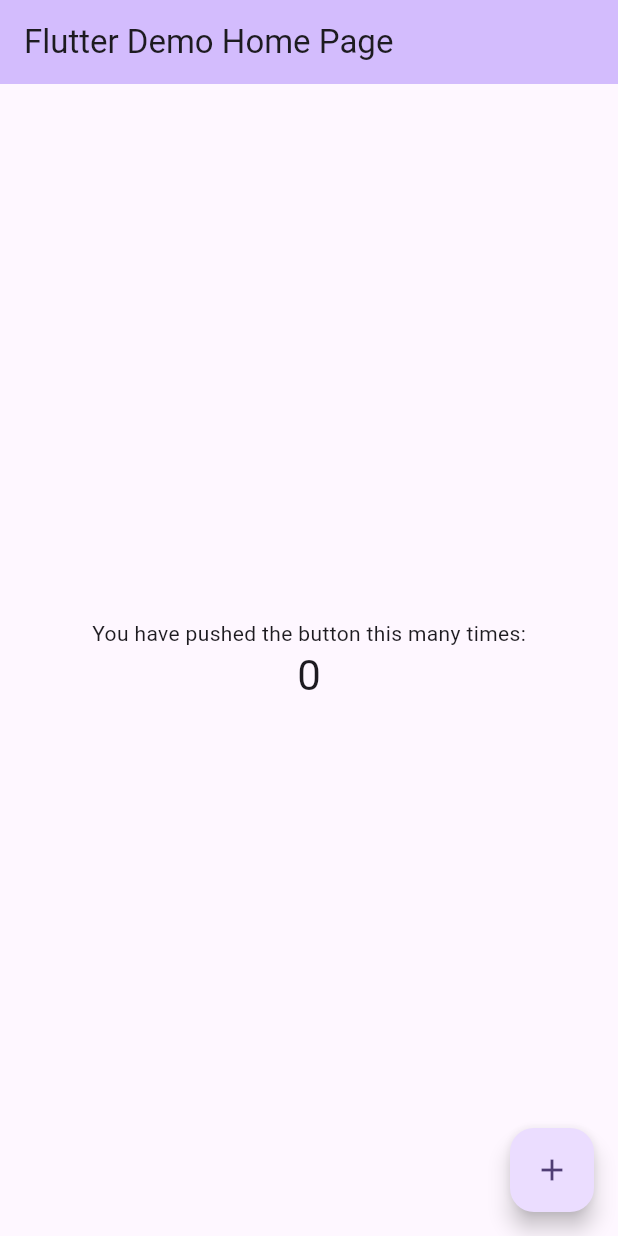
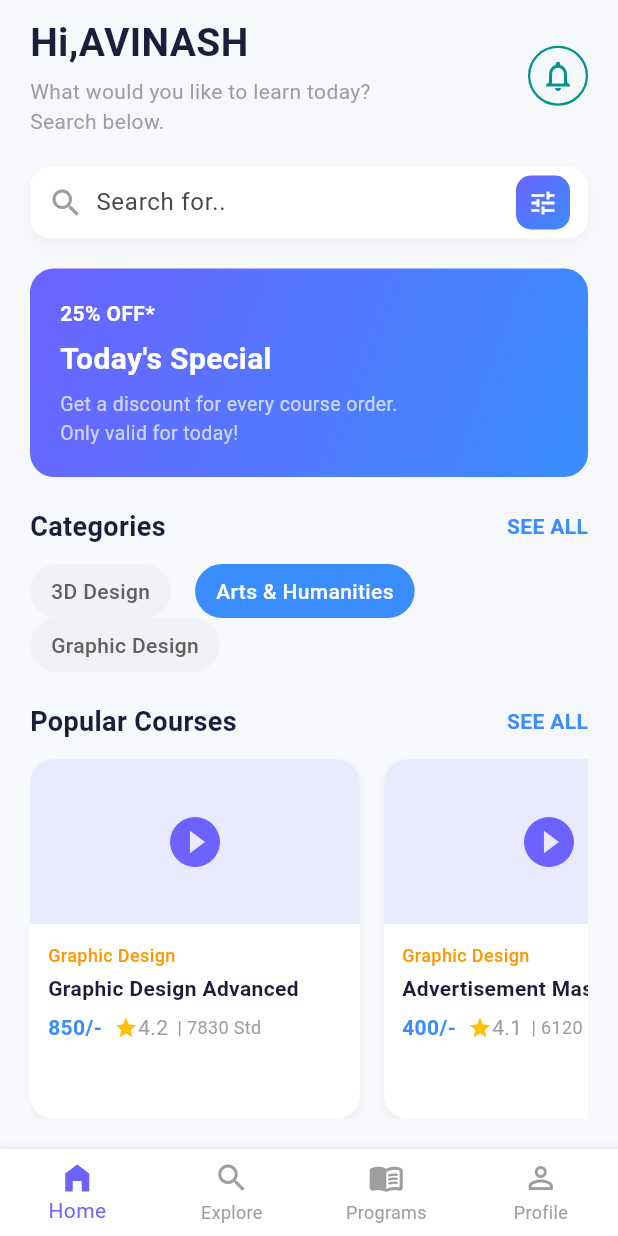
Before and after one commit to Avi0221/EduPro-Smart-Learning-Platform, a Flutter app: the screen it shows after launch, on a phone screen of 412 x 824 dp. Run offline on Flutter 3.47's test engine with Material 3 defaults, Android fonts, the phone set to English and light mode, and no system bars.

Commit message:
Home_screen Added

```diff
--- a/lib/main.dart
+++ b/lib/main.dart
@@ -1,3 +1,4 @@
+import 'package:edupro/screens/Home_Screen.dart';
 import 'package:flutter/material.dart';
 
 void main() {
@@ -11,6 +12,7 @@ class MyApp extends StatelessWidget {
   @override
   Widget build(BuildContext context) {
     return MaterialApp(
+      debugShowCheckedModeBanner: false,
       title: 'Flutter Demo',
       theme: ThemeData(
         // This is the theme of your application.
@@ -30,93 +32,7 @@ class MyApp extends StatelessWidget {
         // tested with just a hot reload.
         colorScheme: ColorScheme.fromSeed(seedColor: Colors.deepPurple),
       ),
-      home: const MyHomePage(title: 'Flutter Demo Home Page'),
+      home: HomeScreen(),
     );
   }
 }
-
-class MyHomePage extends StatefulWidget {
-  const MyHomePage({super.key, required this.title});
-
-  // This widget is the home page of your application. It is stateful, meaning
-  // that it has a State object (defined below) that contains fields that affect
-  // how it looks.
-
-  // This class is the configuration for the state. It holds the values (in this
-  // case the title) provided by the parent (in this case the App widget) and
-  // used by the build method of the State. Fields in a Widget subclass are
-  // always marked "final".
-
-  final String title;
-
-  @override
-  State<MyHomePage> createState() => _MyHomePageState();
-}
-
-class _MyHomePageState extends State<MyHomePage> {
-  int _counter = 0;
-
-  void _incrementCounter() {
-    setState(() {
-      // This call to setState tells the Flutter framework that something has
-      // changed in this State, which causes it to rerun the build method below
-      // so that the display can reflect the updated values. If we changed
-      // _counter without calling setState(), then the build method would not be
-      // called again, and so nothing would appear to happen.
-      _counter++;
-    });
-  }
-
-  @override
-  Widget build(BuildContext context) {
-    // This method is rerun every time setState is called, for instance as done
-    // by the _incrementCounter method above.
-    //
-    // The Flutter framework has been optimized to make rerunning build methods
-    // fast, so that you can just rebuild anything that needs updating rather
-    // than having to individually change instances of widgets.
-    return Scaffold(
-      appBar: AppBar(
-        // TRY THIS: Try changing the color here to a specific color (to
-        // Colors.amber, perhaps?) and trigger a hot reload to see the AppBar
-        // change color while the other colors stay the same.
-        backgroundColor: Theme.of(context).colorScheme.inversePrimary,
-        // Here we take the value from the MyHomePage object that was created by
-        // the App.build method, and use it to set our appbar title.
-        title: Text(widget.title),
-      ),
-      body: Center(
-        // Center is a layout widget. It takes a single child and positions it
-        // in the middle of the parent.
-        child: Column(
-          // Column is also a layout widget. It takes a list of children and
-          // arranges them vertically. By default, it sizes itself to fit its
-          // children horizontally, and tries to be as tall as its parent.
-          //
-          // Column has various properties to control how it sizes itself and
-          // how it positions its children. Here we use mainAxisAlignment to
-          // center the children vertically; the main axis here is the vertical
-          // axis because Columns are vertical (the cross axis would be
-          // horizontal).
-          //
-          // TRY THIS: Invoke "debug painting" (choose the "Toggle Debug Paint"
-          // action in the IDE, or press "p" in the console), to see the
-          // wireframe for each widget.
-          mainAxisAlignment: MainAxisAlignment.center,
-          children: <Widget>[
-            const Text('You have pushed the button this many times:'),
-            Text(
-              '$_counter',
-              style: Theme.of(context).textTheme.headlineMedium,
-            ),
-          ],
-        ),
-      ),
-      floatingActionButton: FloatingActionButton(
-        onPressed: _incrementCounter,
-        tooltip: 'Increment',
-        child: const Icon(Icons.add),
-      ), // This trailing comma makes auto-formatting nicer for build methods.
-    );
-  }
-}
--- /dev/null
+++ b/lib/screens/Home_Screen.dart
@@ -0,0 +1,415 @@
+import 'package:flutter/material.dart';
+
+class HomeScreen extends StatefulWidget {
+  const HomeScreen({super.key});
+
+  @override
+  State<HomeScreen> createState() => _HomeScreenState();
+}
+
+class _HomeScreenState extends State<HomeScreen> {
+  int _currentIndex = 0;
+
+  final gradient = const LinearGradient(
+    colors: [Color(0xFF6C63FF), Color(0xFF3A8DFF)],
+    begin: Alignment.topLeft,
+    end: Alignment.bottomRight,
+  );
+
+  @override
+  Widget build(BuildContext context) {
+    return Scaffold(
+      backgroundColor: const Color(0xFFF7F8FC),
+      body: IndexedStack(
+        index: _currentIndex,
+        children: [
+          _buildHomeUI(),
+          const _PlaceholderScreen(title: "Explore"),
+          const _PlaceholderScreen(title: "Programs"),
+          const _PlaceholderScreen(title: "Profile"),
+        ],
+      ),
+
+      //  Bottom Navigation Bar
+      bottomNavigationBar: BottomNavigationBar(
+        currentIndex: _currentIndex,
+        onTap: (index) => setState(() => _currentIndex = index),
+        backgroundColor: Colors.white,
+        type: BottomNavigationBarType.fixed,
+        selectedItemColor: const Color(0xFF6C63FF),
+        unselectedItemColor: Colors.grey,
+        showUnselectedLabels: true,
+        items: const [
+          BottomNavigationBarItem(icon: Icon(Icons.home_filled), label: "Home"),
+          BottomNavigationBarItem(icon: Icon(Icons.search), label: "Explore"),
+          BottomNavigationBarItem(icon: Icon(Icons.menu_book_rounded), label: "Programs"),
+          BottomNavigationBarItem(icon: Icon(Icons.person_outline), label: "Profile"),
+        ],
+      ),
+    );
+  }
+
+  // -------------------- Home UI --------------------
+  Widget _buildHomeUI() {
+    return SafeArea(
+      child: SingleChildScrollView(
+        physics: const BouncingScrollPhysics(),
+        padding: const EdgeInsets.fromLTRB(20, 10, 20, 120),
+        child: Column(
+          crossAxisAlignment: CrossAxisAlignment.start,
+          mainAxisSize: MainAxisSize.min,
+          children: [
+            // Greeting
+            Row(
+              mainAxisAlignment: MainAxisAlignment.spaceBetween,
+              children: [
+                Column(
+                  crossAxisAlignment: CrossAxisAlignment.start,
+                  children: const [
+                    Text(
+                      "Hi,AVINASH",
+                      style: TextStyle(
+                        fontSize: 26,
+                        fontWeight: FontWeight.bold,
+                        color: Color(0xFF1B1D3A),
+                      ),
+                    ),
+                    SizedBox(height: 4),
+                    Text(
+                      "What would you like to learn today?\nSearch below.",
+                      style: TextStyle(fontSize: 14, color: Colors.grey),
+                    ),
+                  ],
+                ),
+                Container(
+                  height: 40,
+                  width: 40,
+                  decoration: BoxDecoration(
+                    shape: BoxShape.circle,
+                    border: Border.all(color: Colors.teal, width: 1.5),
+                  ),
+                  child: const Icon(Icons.notifications_none, color: Colors.teal),
+                ),
+              ],
+            ),
+            const SizedBox(height: 20),
+
+            // Search Bar
+            Container(
+              padding: const EdgeInsets.symmetric(horizontal: 12),
+              decoration: BoxDecoration(
+                color: Colors.white,
+                borderRadius: BorderRadius.circular(14),
+                boxShadow: [
+                  BoxShadow(
+                    color: Colors.grey.withOpacity(0.1),
+                    blurRadius: 8,
+                    offset: const Offset(0, 4),
+                  )
+                ],
+              ),
+              child: Row(
+                children: [
+                  const Icon(Icons.search, color: Colors.grey),
+                  const SizedBox(width: 8),
+                  const Expanded(
+                    child: TextField(
+                      decoration: InputDecoration(
+                        hintText: "Search for..",
+                        border: InputBorder.none,
+                      ),
+                    ),
+                  ),
+                  Container(
+                    height: 36,
+                    width: 36,
+                    decoration: BoxDecoration(
+                      gradient: LinearGradient(
+                        colors: [Color(0xFF6C63FF), Color(0xFF3A8DFF)],
+                        begin: Alignment.topLeft,
+                        end: Alignment.bottomRight,
+                      ),
+                      borderRadius: BorderRadius.circular(10),
+                    ),
+                    child: const Icon(Icons.tune, color: Colors.white, size: 20),
+                  )
+                ],
+              ),
+            ),
+
+            const SizedBox(height: 20),
+
+            // Special Offer
+            Container(
+              width: double.infinity,
+              padding: const EdgeInsets.all(20),
+              decoration: BoxDecoration(
+                gradient: gradient,
+                borderRadius: BorderRadius.circular(16),
+              ),
+              child: Column(
+                crossAxisAlignment: CrossAxisAlignment.start,
+                children: const [
+                  Text("25% OFF*",
+                      style: TextStyle(color: Colors.white, fontWeight: FontWeight.w600)),
+                  SizedBox(height: 6),
+                  Text("Today's Special",
+                      style: TextStyle(
+                          color: Colors.white, fontSize: 20, fontWeight: FontWeight.bold)),
+                  SizedBox(height: 6),
+                  Text(
+                    "Get a discount for every course order.\nOnly valid for today!",
+                    style: TextStyle(color: Colors.white70, fontSize: 13),
+                  ),
+                ],
+              ),
+            ),
+
+            const SizedBox(height: 20),
+
+            // Categories
+            Row(
+              mainAxisAlignment: MainAxisAlignment.spaceBetween,
+              children: const [
+                Text(
+                  "Categories",
+                  style: TextStyle(
+                      fontWeight: FontWeight.bold, fontSize: 18, color: Color(0xFF1B1D3A)),
+                ),
+                Text("SEE ALL",
+                    style: TextStyle(color: Color(0xFF3A8DFF), fontWeight: FontWeight.w600)),
+              ],
+            ),
+            const SizedBox(height: 12),
+            Wrap(
+              spacing: 16,
+              children: const [
+                _CategoryChip("3D Design", false),
+                _CategoryChip("Arts & Humanities", true),
+                _CategoryChip("Graphic Design", false),
+              ],
+            ),
+
+            const SizedBox(height: 20),
+
+            // Popular Courses
+            Row(
+              mainAxisAlignment: MainAxisAlignment.spaceBetween,
+              children: const [
+                Text(
+                  "Popular Courses",
+                  style: TextStyle(
+                      fontWeight: FontWeight.bold, fontSize: 18, color: Color(0xFF1B1D3A)),
+                ),
+                Text("SEE ALL",
+                    style: TextStyle(color: Color(0xFF3A8DFF), fontWeight: FontWeight.w600)),
+              ],
+            ),
+            const SizedBox(height: 12),
+            SizedBox(
+              height: 240,
+              child: ListView(
+                scrollDirection: Axis.horizontal,
+                children: const [
+                  _CourseCard(
+                    category: "Graphic Design",
+                    title: "Graphic Design Advanced",
+                    price: "850/-",
+                    rating: "4.2",
+                    students: "7830",
+                  ),
+                  _CourseCard(
+                    category: "Graphic Design",
+                    title: "Advertisement Masterclass",
+                    price: "400/-",
+                    rating: "4.1",
+                    students: "6120",
+                  ),
+                ],
+              ),
+            ),
+
+            const SizedBox(height: 20),
+
+            // Top Mentors
+            Row(
+              mainAxisAlignment: MainAxisAlignment.spaceBetween,
+              children: const [
+                Text("Top Mentor",
+                    style: TextStyle(
+                        fontWeight: FontWeight.bold, fontSize: 18, color: Color(0xFF1B1D3A))),
+                Text("SEE ALL",
+                    style: TextStyle(color: Color(0xFF3A8DFF), fontWeight: FontWeight.w600)),
+              ],
+            ),
+            const SizedBox(height: 16),
+            SizedBox(
+              height: 90,
+              child: ListView(
+                scrollDirection: Axis.horizontal,
+                children: const [
+                  _MentorCard("Jiya"),
+                  _MentorCard("Aman"),
+                  _MentorCard("Rahul.J"),
+                  _MentorCard("Manav"),
+                ],
+              ),
+            ),
+          ],
+        ),
+      ),
+    );
+  }
+}
+
+// ---------------- Helper Widgets ----------------
+
+class _CategoryChip extends StatelessWidget {
+  final String text;
+  final bool active;
+  const _CategoryChip(this.text, this.active);
+
+  @override
+  Widget build(BuildContext context) {
+    return Container(
+      padding: const EdgeInsets.symmetric(horizontal: 14, vertical: 8),
+      decoration: BoxDecoration(
+        color: active ? const Color(0xFF3A8DFF) : const Color(0xFFF0F2F5),
+        borderRadius: BorderRadius.circular(20),
+      ),
+      child: Text(
+        text,
+        style: TextStyle(
+          color: active ? Colors.white : Colors.grey[700],
+          fontWeight: FontWeight.w500,
+        ),
+      ),
+    );
+  }
+}
+
+class _CourseCard extends StatelessWidget {
+  final String category, title, price, rating, students;
+  const _CourseCard({
+    required this.category,
+    required this.title,
+    required this.price,
+    required this.rating,
+    required this.students,
+  });
+
+  @override
+  Widget build(BuildContext context) {
+    return Container(
+      width: 220,
+      margin: const EdgeInsets.only(right: 16),
+      decoration: BoxDecoration(
+        color: Colors.white,
+        borderRadius: BorderRadius.circular(16),
+        boxShadow: [
+          BoxShadow(
+            color: Colors.grey.withOpacity(0.1),
+            blurRadius: 6,
+            offset: const Offset(0, 4),
+          )
+        ],
+      ),
+      child: Column(
+        crossAxisAlignment: CrossAxisAlignment.start,
+        children: [
+          Container(
+            height: 110,
+            width: double.infinity,
+            decoration: const BoxDecoration(
+              color: Color(0xFFEAEAFF),
+              borderRadius: BorderRadius.vertical(top: Radius.circular(16)),
+            ),
+            child: const Icon(Icons.play_circle_fill,
+                color: Color(0xFF6C63FF), size: 40),
+          ),
+          Padding(
+            padding: const EdgeInsets.all(12),
+            child: Column(
+              crossAxisAlignment: CrossAxisAlignment.start,
+              children: [
+                Text(category,
+                    style: const TextStyle(
+                        color: Colors.orange,
+                        fontSize: 12,
+                        fontWeight: FontWeight.w500)),
+                const SizedBox(height: 4),
+                Text(title,
+                    style: const TextStyle(
+                        fontWeight: FontWeight.bold,
+                        color: Color(0xFF1B1D3A))),
+                const SizedBox(height: 6),
+                Row(
+                  children: [
+                    Text(price,
+                        style: const TextStyle(
+                            color: Color(0xFF3A8DFF),
+                            fontWeight: FontWeight.bold)),
+                    const SizedBox(width: 8),
+                    const Icon(Icons.star, color: Colors.amber, size: 16),
+                    Text(rating, style: const TextStyle(color: Colors.grey)),
+                    const SizedBox(width: 6),
+                    Text("| $students Std",
+                        style:
+                        const TextStyle(color: Colors.grey, fontSize: 12))
+                  ],
+                )
+              ],
+            ),
+          ),
+        ],
+      ),
+    );
+  }
+}
+
+class _MentorCard extends StatelessWidget {
+  final String name;
+  const _MentorCard(this.name);
+
+  @override
+  Widget build(BuildContext context) {
+    return Container(
+      width: 70,
+      margin: const EdgeInsets.only(right: 16),
+      child: Column(
+        children: [
+          Container(
+            height: 55,
+            width: 55,
+            decoration: BoxDecoration(
+              color: const Color(0xFFEAEAFF),
+              borderRadius: BorderRadius.circular(16),
+            ),
+            child: const Icon(Icons.person, size: 28, color: Color(0xFF3A8DFF)),
+          ),
+          const SizedBox(height: 6),
+          Text(
+            name,
+            style:
+            const TextStyle(fontSize: 12, fontWeight: FontWeight.w500),
+          ),
+        ],
+      ),
+    );
+  }
+}
+
+// Placeholder for other tabs
+class _PlaceholderScreen extends StatelessWidget {
+  final String title;
+  const _PlaceholderScreen({required this.title});
+
+  @override
+  Widget build(BuildContext context) {
+    return Center(
+      child: Text(title,
+          style: const TextStyle(
+              fontSize: 22, fontWeight: FontWeight.bold, color: Colors.grey)),
+    );
+  }
+}
```
